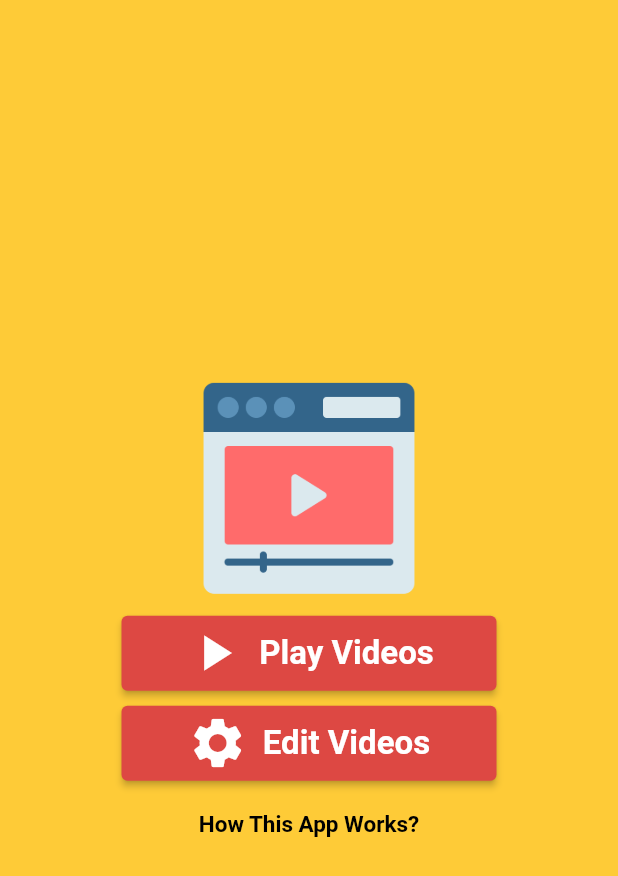
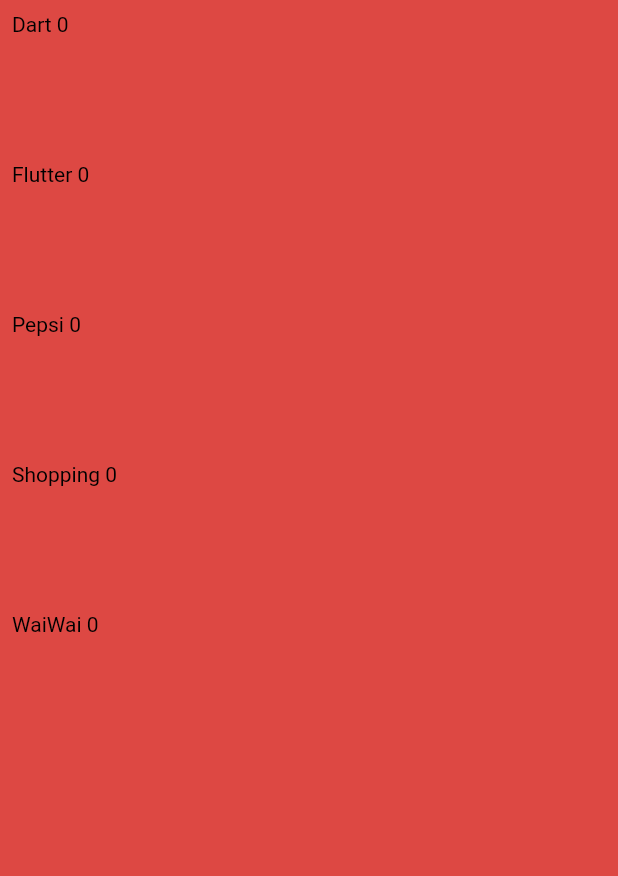
Before and after one commit to AradhyaNepal/2079-Dashain-Practice, a Flutter app: the screen it shows after launch, after a tap on "Edit Videos", on a phone screen of 412 x 824 dp. Shown: the top 876 px of the screen. Run offline on Flutter 3.47's test engine with Material 2 defaults, Android fonts, the phone set to English and light mode, and no system bars; our stand-ins replace sqflite, video_player; accounts and stored records are empty.

Commit message:
Video Algorithm: Database and Default Video Setup

```diff
--- a/VideoAlgorithm/lib/common/class/database.dart
+++ b/VideoAlgorithm/lib/common/class/database.dart
@@ -0,0 +1,103 @@
+import 'package:flutter/cupertino.dart';
+import 'package:sqflite/sqflite.dart';
+import 'package:video_algorithm/common/constant.dart';
+import 'package:video_algorithm/metadata/assets_location.dart';
+import 'package:video_algorithm/metadata/model/videos_model.dart';
+import 'package:video_player/video_player.dart';
+
+class VideosDatabase with ChangeNotifier{
+  static const String videoTableName="VideosTable",idCol="id",nameCol="name",locationCol="location",repetitionCol="repetition",defaultCol="isDefault",videoSecondCol="videoSeconds";
+  bool isInitialized=false;
+  Database? db;
+
+  void initialize() async{
+    var databasesPath = await getDatabasesPath();
+    db = await openDatabase(databasesPath+Constant.databaseName, version: 1,
+        onCreate: (Database db, int version) async {
+          // When creating the db, create the table
+          await db.execute(
+              'CREATE TABLE $videoTableName ('
+                  '$idCol INTEGER PRIMARY KEY AUTOINCREMENT,'
+                  ' $nameCol TEXT,'
+                  ' $locationCol TEXT,'
+                  ' $repetitionCol INTEGER,'
+                  ' $defaultCol BOOL,'
+                  ' $videoSecondCol INTEGER )');
+          await addDefaultVideos(db);
+          print("Database created with initial data");
+
+        });
+    isInitialized=true;
+    notifyListeners();
+  }
+
+  Future<void> addDefaultVideos(Database db) async{
+    for(int i=0;i<Constant.defaultVideosName.length;i++){
+      String location="assets/videos/"+Constant.defaultVideosName[i]+".mp4";
+      VideoPlayerController controller = VideoPlayerController.asset(location);
+      await controller.initialize();
+      print("Duration"+controller.value.duration.inSeconds.toString());
+      await insertVideoIntoDatabase(
+          name: Constant.defaultVideosName[i],
+          location: location,
+          repetition: i+1,
+          isDefault: true,
+          videoLength: controller.value.duration.inSeconds,
+          firstDb: db
+      );
+      await controller.dispose();
+    }
+
+  }
+
+  Future<void> insertVideoIntoDatabase({
+    required String name,
+    required String location,
+    required int repetition,
+    required bool isDefault,
+    required int videoLength,
+    Database? firstDb,//When table is being created at the beginning
+  }) async{
+
+    await (db??firstDb!).transaction((txn) async {
+      await txn.rawInsert(
+          'INSERT INTO $videoTableName('
+              '$nameCol,'
+              '$locationCol,'
+              '$repetitionCol,'
+              '$defaultCol,'
+              '$videoSecondCol'
+              ') VALUES('
+              '"$name",'
+              '"$location",'
+              '$repetition,'
+              '${isDefault?1:0},'
+              '$videoLength)'
+      );
+    });
+
+
+  }
+
+  Future<List<VideoModel>> getVideosList () async{
+    List<VideoModel> list=[];
+    final data=await db!.rawQuery('SELECT * FROM $videoTableName');
+    for(final value in data){
+      list.add(VideoModel.fromMap(value));
+    }
+    print(data.length);
+    print(list.length);
+    return list;
+  }
+  @override
+  void dispose() {
+    // TODO: implement dispose
+    closeDb();
+    super.dispose();
+  }
+  void closeDb() async{
+    if(db!=null){
+      await db!.close();
+    }
+  }
+}
--- a/VideoAlgorithm/lib/common/constant.dart
+++ b/VideoAlgorithm/lib/common/constant.dart
@@ -1,8 +1,16 @@
 class Constant{
   Constant._();
   static const String splashHeroTag="HeroLogo";
+  static const String databaseName="db.db";
   static const String howAppWorks="1) In Edit: User can insert, delete, watch and update all stored videos and can set repetition of those videos.\n\n"
       "2) In Play: App's Algorithm make sure in the given timeframe all the videos get played, and higher repetition video played more.\n\n"
       "3) In Play's Setting: User can choose for how much timeframe all videos are supposed to be played.\n\n"
       "4) In Play & Its Setting: User can't skip any video. They have to watch Everything, but they can reset the timeframe to make algorithm make playlist again";
+  static List<String> defaultVideosName=[
+    "Dart",
+    "Flutter",
+    "Pepsi",
+    "Shopping",
+    "WaiWai"
+  ];
 }
--- a/VideoAlgorithm/lib/main.dart
+++ b/VideoAlgorithm/lib/main.dart
@@ -1,6 +1,9 @@
 import 'package:flutter/material.dart';
 import 'package:flutter/services.dart';
+import 'package:provider/provider.dart';
+import 'package:video_algorithm/common/class/database.dart';
 import 'package:video_algorithm/common/color.dart';
+import 'package:video_algorithm/screens/edit_video/videos_list.dart';
 import 'package:video_algorithm/screens/home_page/home_page.dart';
 import 'package:video_algorithm/screens/home_page/splash_page.dart';
 
@@ -18,7 +21,11 @@
   // This widget is the root of your application.
   @override
   Widget build(BuildContext context) {
-    return MaterialApp(
+    return MultiProvider(
+      providers: [
+        ChangeNotifierProvider(create: (context)=>VideosDatabase())
+      ],
+      child: MaterialApp(
         title: 'Video Algorithm',
         theme: ThemeData(
           colorScheme: const ColorScheme.light().copyWith(primary:ColorConstant.kPrimaryColor,secondary: ColorConstant.kSecondaryColor),
@@ -26,8 +33,10 @@
         initialRoute: SplashPage.route,
         routes: {
           SplashPage.route:(context)=>const SplashPage(),
-        HomePage.route:(context)=>const HomePage()
+          HomePage.route:(context)=>const HomePage(),
+          VideosList.route:(context)=>const VideosList()
         },
+      ),
     );
   }
 }
--- a/VideoAlgorithm/lib/metadata/assets_location.dart
+++ b/VideoAlgorithm/lib/metadata/assets_location.dart
@@ -1,4 +1,5 @@
 class AssetsLocation{
   AssetsLocation._();
   static const appLogo="assets/images/applogo.png";
+
 }
--- /dev/null
+++ b/VideoAlgorithm/lib/metadata/model/videos_model.dart
@@ -0,0 +1,26 @@
+import 'package:video_algorithm/common/class/database.dart';
+
+class VideoModel{
+  String name,location;
+  int id,repetition,length;
+  bool isDefault;
+  VideoModel({
+    required this.id,
+    required this.name,
+    required this.location,
+    required this.repetition,
+    required this.length,
+    required this.isDefault
+  });
+
+  factory VideoModel.fromMap(Map value){
+    return VideoModel(
+        id: value[VideosDatabase.idCol],
+        name: value[VideosDatabase.nameCol],
+        location: value[VideosDatabase.locationCol],
+        repetition: value[VideosDatabase.repetitionCol],
+        length: value[VideosDatabase.videoSecondCol],
+        isDefault: value[VideosDatabase.defaultCol]==1?true:false
+    );
+  }
+}
--- /dev/null
+++ b/VideoAlgorithm/lib/screens/edit_video/videos_list.dart
@@ -0,0 +1,65 @@
+import 'package:flutter/material.dart';
+import 'package:provider/provider.dart';
+import 'package:video_algorithm/common/class/database.dart';
+import 'package:video_algorithm/common/color.dart';
+import 'package:video_algorithm/metadata/model/videos_model.dart';
+
+class VideosList extends StatelessWidget {
+  static const String route="VideosList";
+  const VideosList({Key? key}) : super(key: key);
+
+  @override
+  Widget build(BuildContext context) {
+    final size=MediaQuery.of(context).size;
+    return SafeArea(
+      child: Scaffold(
+        body: Container(
+          color: ColorConstant.kSecondaryColor,
+          padding: EdgeInsets.all(8),
+          height: size.height,
+          width: size.width,
+          child: Consumer<VideosDatabase>(
+            builder: (context,provider,child) {
+              if(!provider.isInitialized){
+                print("Initialized: ${provider.isInitialized}");
+                return Center(
+                  child: LinearProgressIndicator(),
+                );
+              }
+              return FutureBuilder<List<VideoModel>>(
+                future: provider.getVideosList(),
+                builder: (context,snapShot) {
+                  if(snapShot.connectionState==ConnectionState.waiting){
+                    return Center(
+                      child: CircularProgressIndicator(),
+                    );
+                  }
+                  if(snapShot.hasError){
+                    print(snapShot.error.toString());
+                    print(snapShot.stackTrace.toString());
+                    return Text("Error");
+                  }
+                  List<VideoModel> value=snapShot.data!;
+                  return ListView.builder(
+                    itemCount:value.length,
+                    itemBuilder: (BuildContext context, int index) {
+                      return SizedBox(
+                        height: 100,
+                        child: Text(
+                          value[index].name+" "+value[index].length.toString(),
+                          style: TextStyle(
+                            color: Colors.black
+                          ),
+                        ),
+                      );
+                    } ,
+                  );
+                }
+              );
+            }
+          ),
+        ),
+      ),
+    );
+  }
+}
--- a/VideoAlgorithm/lib/screens/home_page/home_page.dart
+++ b/VideoAlgorithm/lib/screens/home_page/home_page.dart
@@ -2,6 +2,7 @@
 import 'package:video_algorithm/common/color.dart';
 import 'package:video_algorithm/common/constant.dart';
 import 'package:video_algorithm/metadata/assets_location.dart';
+import 'package:video_algorithm/screens/edit_video/videos_list.dart';
 import 'package:video_algorithm/screens/home_page/widgets/app_info_widget.dart';
 
 class HomePage extends StatelessWidget {
@@ -66,7 +67,7 @@
                 child: ElevatedButton(
                     style: ElevatedButton.styleFrom(backgroundColor: ColorConstant.kSecondaryColor),
                     onPressed: (){
-
+                      Navigator.of(context).pushNamed(VideosList.route);
                     },
                     child: Padding(
                       padding: const EdgeInsets.all(5.0),
--- a/VideoAlgorithm/lib/screens/home_page/splash_page.dart
+++ b/VideoAlgorithm/lib/screens/home_page/splash_page.dart
@@ -1,4 +1,6 @@
 import 'package:flutter/material.dart';
+import 'package:provider/provider.dart';
+import 'package:video_algorithm/common/class/database.dart';
 import 'package:video_algorithm/common/color.dart';
 import 'package:video_algorithm/common/constant.dart';
 import 'package:video_algorithm/metadata/assets_location.dart';
@@ -17,6 +19,7 @@
   void initState() {
     // TODO: implement initState
     super.initState();
+    Provider.of<VideosDatabase>(context,listen: false).initialize();
     Future.delayed(Duration(seconds: 3),(){
       Navigator.pushReplacementNamed(context, HomePage.route);
     });
--- a/VideoAlgorithm/pubspec.yaml
+++ b/VideoAlgorithm/pubspec.yaml
@@ -36,6 +36,9 @@
   # The following adds the Cupertino Icons font to your application.
   # Use with the CupertinoIcons class for iOS style icons.
   cupertino_icons: ^1.0.2
+  sqflite: ^2.0.3+1
+  provider: ^6.0.3
+  video_player: ^2.4.7
 
 dev_dependencies:
   flutter_test:
@@ -62,6 +65,7 @@
   # To add assets to your application, add an assets section, like this:
   assets:
     - assets/images/
+    - assets/videos/
 
 
   # An image asset can refer to one or more resolution-specific "variants", see
```
Also changed, not shown: VideoAlgorithm/pubspec.lock, 1 other file. Lines whose indentation alone changed are shown as unchanged.
